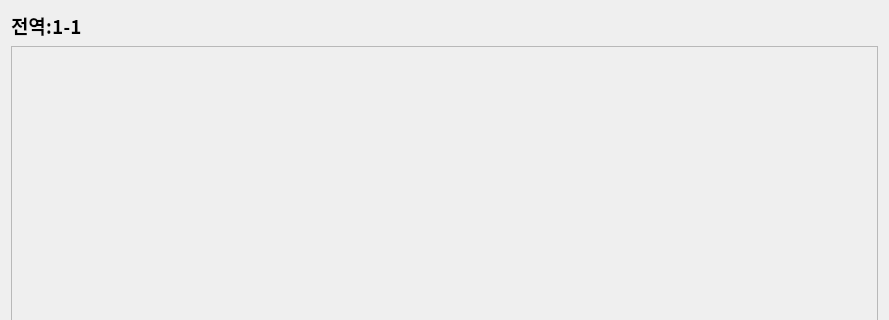
Above: uifiles/popupui.ui from secondAcc/shojoinfo before the change; both pictures show x 0 to 889 and y 0 to 320 of the 889 by 677 pixel window. Below: the same form after it.
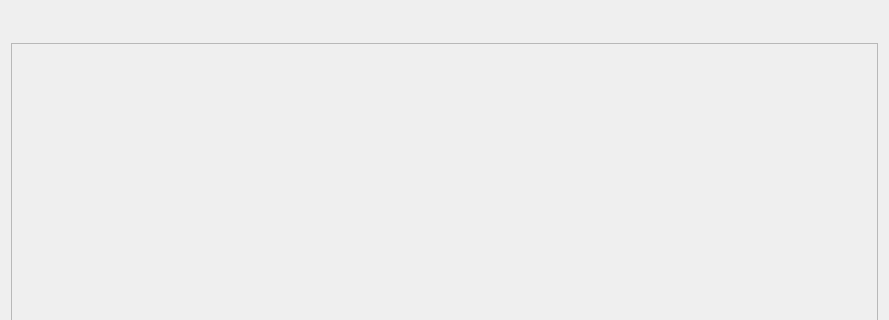
That is the form after the change.

Patch:
```diff
--- a/uifiles/popupui.ui
+++ b/uifiles/popupui.ui
@@ -24,16 +24,34 @@
    <item row="0" column="0">
     <layout class="QVBoxLayout" name="verticalLayout">
      <item>
-      <widget class="QLabel" name="contentName">
+      <layout class="QHBoxLayout" name="horizontalLayout">
+       <item>
+        <widget class="QLabel" name="fieldname">
        <property name="font">
         <font>
          <pointsize>14</pointsize>
         </font>
        </property>
        <property name="text">
-        <string>전역:1-1</string>
-       </property>
-      </widget>
+          <string/>
+         </property>
+        </widget>
+       </item>
+       <item>
+        <widget class="QLabel" name="condition">
+         <property name="text">
+          <string/>
+         </property>
+        </widget>
+       </item>
+       <item>
+        <widget class="QLabel" name="need">
+         <property name="text">
+          <string/>
+         </property>
+        </widget>
+       </item>
+      </layout>
      </item>
      <item>
       <widget class="QScrollArea" name="scrollArea">
@@ -46,7 +64,7 @@
           <x>0</x>
           <y>0</y>
           <width>863</width>
-          <height>617</height>
+          <height>615</height>
          </rect>
         </property>
         <layout class="QGridLayout" name="gridLayout_2">
```
Lines whose indentation alone changed are shown as unchanged.
